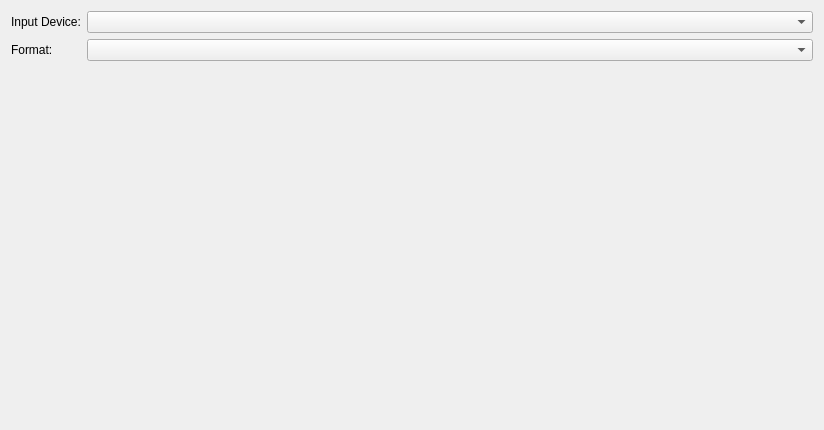
Old version of the form Code/Gui/MITK/Modules/IGIDataSources/AudioDataSourceGui.ui in the repository NifTK/NifTK.
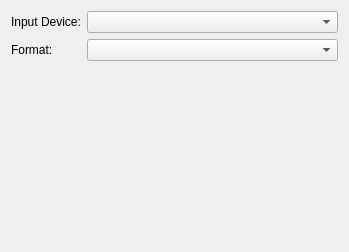
New version of the form.

```diff
--- a/Code/Gui/MITK/Modules/IGIDataSources/AudioDataSourceGui.ui
+++ b/Code/Gui/MITK/Modules/IGIDataSources/AudioDataSourceGui.ui
@@ -6,8 +6,8 @@
    <rect>
     <x>0</x>
     <y>0</y>
-    <width>824</width>
-    <height>430</height>
+    <width>349</width>
+    <height>252</height>
    </rect>
   </property>
   <property name="sizePolicy">
```
